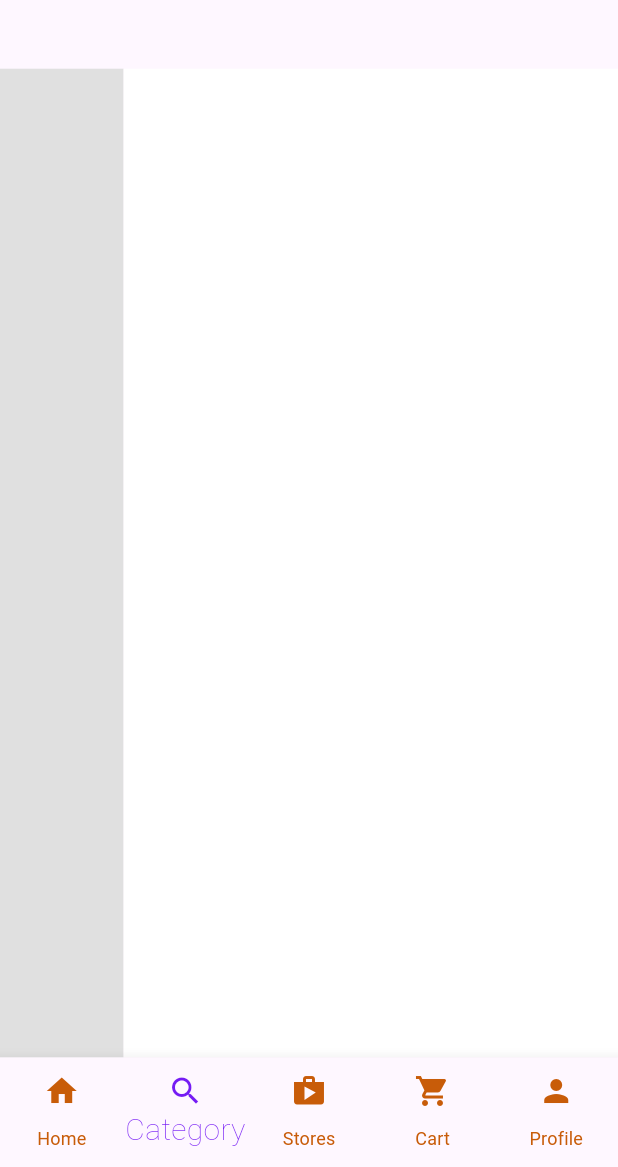
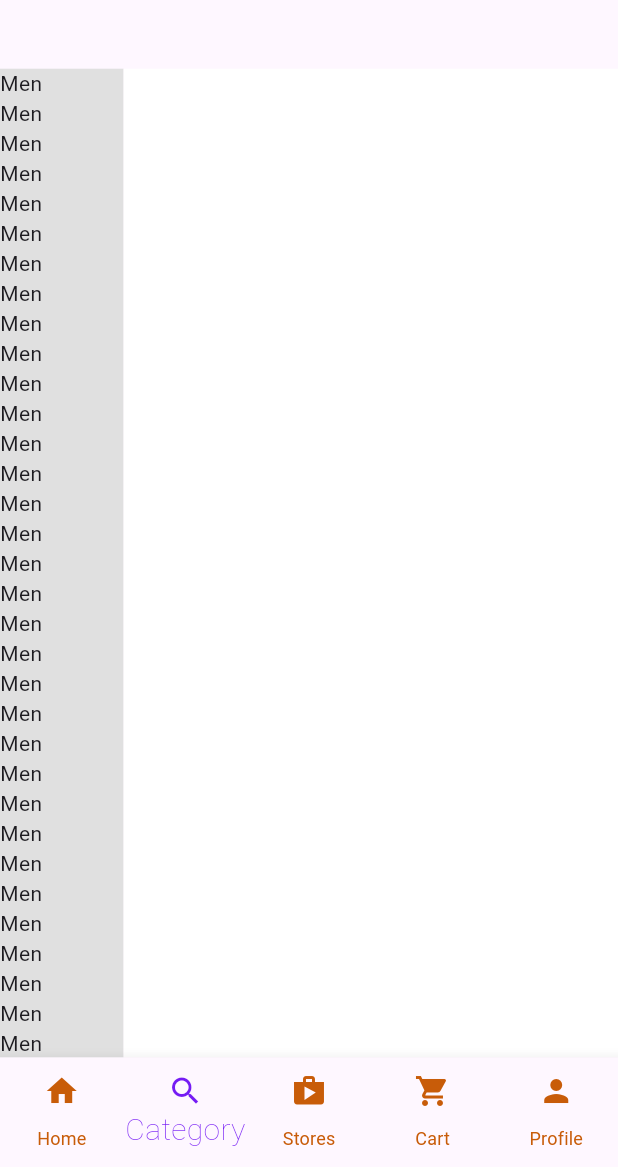
Before and after one commit to Devsaci/ecommerce_shams_app, a Flutter app: the screen it shows after launch, item 2 of the bottom bar chosen, on a phone screen of 412 x 824 dp, the part 69-1236 px from its top. Run offline on Flutter 3.47's test engine with Material 3 defaults, Android fonts, the phone set to English and light mode, and no system bars.

```diff
--- a/lib/main_screens/category.dart
+++ b/lib/main_screens/category.dart
@@ -32,6 +32,11 @@ class _CategoryScreenState extends State<CategoryScreen> {
       height: size.height * 0.8,
       width: size.width * 0.2,
       color: Colors.grey.shade300,
+      child: ListView.builder(
+        itemBuilder: (context, index) {
+          return Text("Men");
+        },
+      ),
     );
   }
 
```
